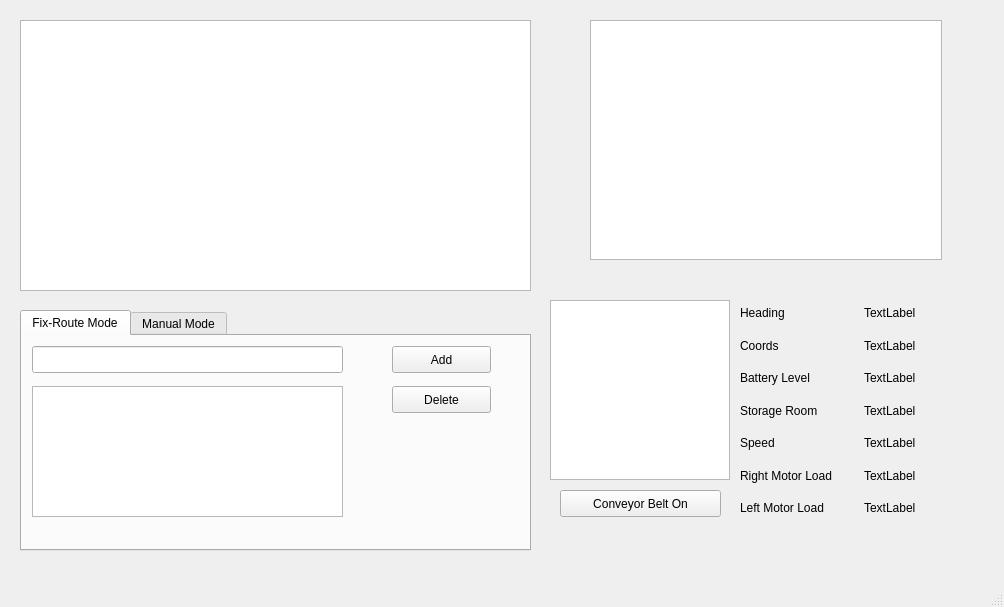
First picture: the form in mainwindow.ui, repository ece477grp6/GCB_UI, before the edit.
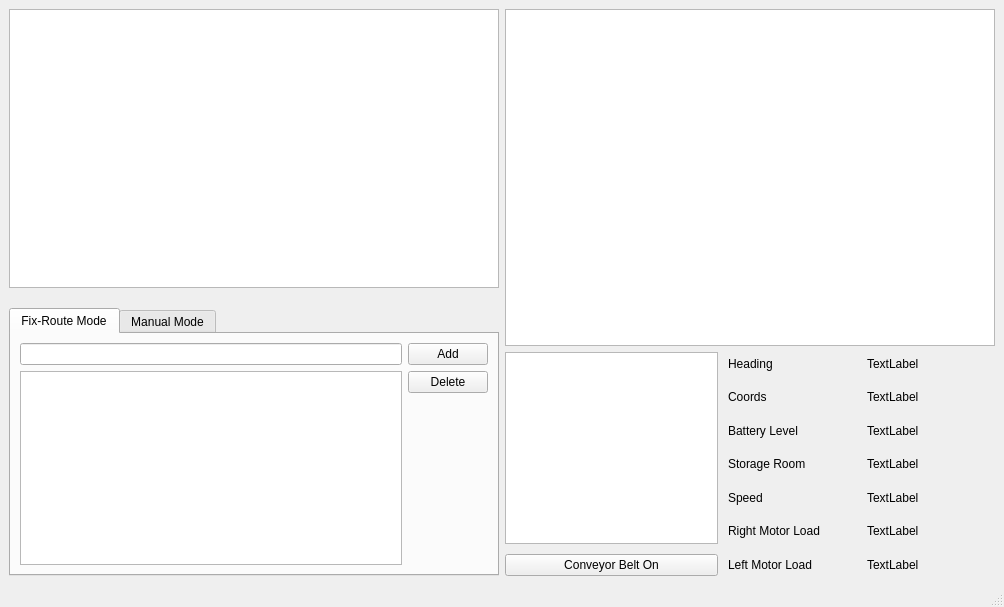
Second picture: the form after the edit.

The edit to the form file:
```diff
--- a/mainwindow.ui
+++ b/mainwindow.ui
@@ -16,161 +16,173 @@
   <property name="windowTitle">
    <string>Garbage Collecting Boat</string>
   </property>
+  <property name="autoFillBackground">
+   <bool>false</bool>
+  </property>
   <property name="animated">
    <bool>true</bool>
   </property>
   <widget class="QWidget" name="centralwidget">
-   <widget class="QWidget" name="horizontalLayoutWidget">
-    <property name="geometry">
-     <rect>
-      <x>20</x>
-      <y>20</y>
-      <width>511</width>
-      <height>271</height>
-     </rect>
-    </property>
-    <layout class="QHBoxLayout" name="horizontalLayout">
+   <layout class="QHBoxLayout" name="horizontalLayout_2">
+    <item>
+     <layout class="QVBoxLayout" name="verticalLayout_2" stretch="0,0">
+      <property name="spacing">
+       <number>20</number>
+      </property>
+      <property name="sizeConstraint">
+       <enum>QLayout::SetDefaultConstraint</enum>
+      </property>
      <item>
       <widget class="QGraphicsView" name="graphicsView_map"/>
      </item>
-    </layout>
-   </widget>
-   <widget class="QWidget" name="verticalLayoutWidget">
-    <property name="geometry">
-     <rect>
-      <x>20</x>
-      <y>310</y>
-      <width>511</width>
-      <height>241</height>
-     </rect>
-    </property>
-    <layout class="QVBoxLayout" name="verticalLayout">
      <item>
       <widget class="QTabWidget" name="tabWidget">
+        <property name="sizePolicy">
+         <sizepolicy hsizetype="Preferred" vsizetype="Preferred">
+          <horstretch>0</horstretch>
+          <verstretch>0</verstretch>
+         </sizepolicy>
+        </property>
        <property name="currentIndex">
         <number>0</number>
        </property>
        <widget class="QWidget" name="tab1">
+         <property name="contextMenuPolicy">
+          <enum>Qt::PreventContextMenu</enum>
+         </property>
         <attribute name="title">
          <string>Fix-Route Mode</string>
         </attribute>
-        <widget class="QListView" name="listView">
-         <property name="geometry">
-          <rect>
-           <x>10</x>
-           <y>50</y>
-           <width>311</width>
-           <height>131</height>
-          </rect>
-         </property>
-        </widget>
+         <layout class="QHBoxLayout" name="horizontalLayout_3">
+          <item>
+           <layout class="QVBoxLayout" name="verticalLayout_7">
+            <item>
+             <widget class="QLineEdit" name="lineEdit"/>
+            </item>
+            <item>
+             <widget class="QListView" name="listView"/>
+            </item>
+           </layout>
+          </item>
+          <item>
+           <layout class="QVBoxLayout" name="verticalLayout_8">
+            <item>
         <widget class="QPushButton" name="pushButton_add">
-         <property name="geometry">
-          <rect>
-           <x>370</x>
-           <y>10</y>
-           <width>99</width>
-           <height>27</height>
-          </rect>
-         </property>
          <property name="text">
           <string>Add</string>
          </property>
         </widget>
+            </item>
+            <item>
         <widget class="QPushButton" name="pushButton_delete">
-         <property name="geometry">
-          <rect>
-           <x>370</x>
-           <y>50</y>
-           <width>99</width>
-           <height>27</height>
-          </rect>
-         </property>
          <property name="text">
           <string>Delete</string>
          </property>
         </widget>
-        <widget class="QLineEdit" name="lineEdit">
-         <property name="geometry">
-          <rect>
-           <x>10</x>
-           <y>10</y>
-           <width>311</width>
-           <height>27</height>
-          </rect>
-         </property>
-        </widget>
+            </item>
+            <item>
+             <spacer name="verticalSpacer">
+              <property name="orientation">
+               <enum>Qt::Vertical</enum>
+              </property>
+              <property name="sizeHint" stdset="0">
+               <size>
+                <width>20</width>
+                <height>40</height>
+               </size>
+              </property>
+             </spacer>
+            </item>
+           </layout>
+          </item>
+         </layout>
        </widget>
        <widget class="QWidget" name="tab2">
         <attribute name="title">
          <string>Manual Mode</string>
         </attribute>
+         <layout class="QGridLayout" name="gridLayout_2">
+          <item row="0" column="1">
         <widget class="QPushButton" name="pushButton_forward">
-         <property name="geometry">
-          <rect>
-           <x>200</x>
-           <y>40</y>
-           <width>99</width>
-           <height>41</height>
-          </rect>
-         </property>
          <property name="text">
           <string>Forward</string>
          </property>
         </widget>
+          </item>
+          <item row="1" column="0">
         <widget class="QPushButton" name="pushButton_left">
-         <property name="geometry">
-          <rect>
-           <x>60</x>
-           <y>110</y>
-           <width>99</width>
-           <height>41</height>
-          </rect>
-         </property>
          <property name="text">
           <string>Left</string>
          </property>
         </widget>
-        <widget class="QPushButton" name="pushButton_right">
-         <property name="geometry">
-          <rect>
-           <x>340</x>
-           <y>110</y>
-           <width>99</width>
-           <height>41</height>
-          </rect>
-         </property>
-         <property name="text">
-          <string>Right</string>
-         </property>
-        </widget>
+          </item>
+          <item row="1" column="1">
         <widget class="QPushButton" name="pushButton_backword">
-         <property name="geometry">
-          <rect>
-           <x>200</x>
-           <y>110</y>
-           <width>99</width>
-           <height>41</height>
-          </rect>
-         </property>
          <property name="text">
           <string>Backword</string>
          </property>
         </widget>
-       </widget>
-      </widget>
-     </item>
-    </layout>
-   </widget>
-   <widget class="QWidget" name="gridLayoutWidget">
-    <property name="geometry">
-     <rect>
-      <x>740</x>
-      <y>300</y>
-      <width>241</width>
-      <height>221</height>
-     </rect>
-    </property>
+          </item>
+          <item row="1" column="2">
+           <widget class="QPushButton" name="pushButton_right">
+            <property name="text">
+             <string>Right</string>
+            </property>
+           </widget>
+          </item>
+         </layout>
+        </widget>
+       </widget>
+      </item>
+     </layout>
+    </item>
+    <item>
+     <layout class="QVBoxLayout" name="verticalLayout_6">
+      <item>
+       <widget class="QGraphicsView" name="graphicsView_camera"/>
+      </item>
+      <item>
+       <layout class="QHBoxLayout" name="horizontalLayout" stretch="4,5">
+        <property name="spacing">
+         <number>10</number>
+        </property>
+        <item>
+         <layout class="QVBoxLayout" name="verticalLayout">
+          <property name="spacing">
+           <number>10</number>
+          </property>
+          <item>
+           <widget class="QGraphicsView" name="graphicsView_Compass">
+            <property name="sizePolicy">
+             <sizepolicy hsizetype="Preferred" vsizetype="Preferred">
+              <horstretch>1</horstretch>
+              <verstretch>1</verstretch>
+             </sizepolicy>
+            </property>
+            <property name="sizeIncrement">
+             <size>
+              <width>1</width>
+              <height>1</height>
+             </size>
+            </property>
+            <property name="baseSize">
+             <size>
+              <width>1</width>
+              <height>1</height>
+             </size>
+            </property>
+           </widget>
+          </item>
+          <item>
+           <widget class="QPushButton" name="pushButton_belt">
+            <property name="text">
+             <string>Conveyor Belt On</string>
+            </property>
+           </widget>
+          </item>
+         </layout>
+        </item>
+        <item>
     <layout class="QGridLayout" name="gridLayout">
      <item row="5" column="0">
       <widget class="QLabel" name="label_right_motor">
@@ -207,13 +219,6 @@
        </property>
       </widget>
      </item>
-     <item row="0" column="1">
-      <widget class="QLabel" name="label_heading_info">
-       <property name="text">
-        <string>TextLabel</string>
-       </property>
-      </widget>
-     </item>
      <item row="1" column="0">
       <widget class="QLabel" name="label_coords">
        <property name="text">
@@ -270,41 +275,24 @@
        </property>
       </widget>
      </item>
-    </layout>
-   </widget>
-   <widget class="QGraphicsView" name="graphicsView_Compass">
-    <property name="geometry">
-     <rect>
-      <x>550</x>
-      <y>300</y>
-      <width>180</width>
-      <height>180</height>
-     </rect>
-    </property>
-   </widget>
-   <widget class="QGraphicsView" name="graphicsView_camera">
-    <property name="geometry">
-     <rect>
-      <x>590</x>
-      <y>20</y>
-      <width>352</width>
-      <height>240</height>
-     </rect>
-    </property>
-   </widget>
-   <widget class="QPushButton" name="pushButton_belt">
-    <property name="geometry">
-     <rect>
-      <x>560</x>
-      <y>490</y>
-      <width>161</width>
-      <height>27</height>
-     </rect>
-    </property>
+          <item row="0" column="1">
+           <widget class="QLabel" name="label_heading_info">
     <property name="text">
-     <string>Conveyor Belt On</string>
-    </property>
-   </widget>
+             <string>TextLabel</string>
+            </property>
+           </widget>
+          </item>
+         </layout>
+        </item>
+       </layout>
+      </item>
+     </layout>
+    </item>
+   </layout>
+   <zorder>verticalLayoutWidget_2</zorder>
+   <zorder>tabWidget</zorder>
+   <zorder>verticalLayoutWidget_3</zorder>
+   <zorder>graphicsView_camera</zorder>
   </widget>
   <widget class="QMenuBar" name="menubar">
    <property name="geometry">
```
Lines whose indentation alone changed are shown as unchanged.
